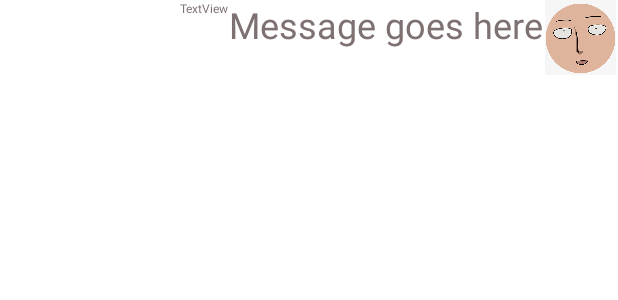
After one commit to Nutation-chn/MyAndroidLabs, an Android app: the layout receive_message.xml on its own in the app's theme, with its tools: preview values and no code run, on a phone screen of 412 x 824 dp. The commit adds this screen. Shown: the top 300 px of the screen. Run offline under Robolectric (Android 15) with nearby library versions, the phone set to English and light mode, and no system bars.

Commit message:
Finished Week 5

```diff
--- /dev/null
+++ b/app/src/main/res/layout/receive_message.xml
@@ -0,0 +1,34 @@
+<?xml version="1.0" encoding="utf-8"?>
+<androidx.constraintlayout.widget.ConstraintLayout xmlns:android="http://schemas.android.com/apk/res/android"
+    xmlns:app="http://schemas.android.com/apk/res-auto"
+    xmlns:tools="http://schemas.android.com/tools"
+    android:id="@+id/sent_message"
+    android:layout_width="match_parent"
+    android:layout_height="wrap_content">
+
+    <TextView
+        android:id="@+id/message"
+        android:layout_width="wrap_content"
+        android:layout_height="wrap_content"
+        android:text="Message goes here"
+        android:textSize="24sp"
+        app:layout_constraintEnd_toStartOf="@+id/imageView2"
+        app:layout_constraintTop_toTopOf="parent" />
+
+    <TextView
+        android:id="@+id/time"
+        android:layout_width="wrap_content"
+        android:layout_height="wrap_content"
+        android:text="TextView"
+        android:textSize="8sp"
+        app:layout_constraintEnd_toStartOf="@+id/message"
+        app:layout_constraintTop_toTopOf="parent" />
+
+    <ImageView
+        android:id="@+id/imageView2"
+        android:layout_width="50dp"
+        android:layout_height="50dp"
+        app:layout_constraintEnd_toEndOf="parent"
+        app:layout_constraintTop_toTopOf="parent"
+        app:srcCompat="@drawable/receive_image" />
+</androidx.constraintlayout.widget.ConstraintLayout>
--- a/build.gradle
+++ b/build.gradle
@@ -6,7 +6,6 @@ buildscript {
     }
     dependencies {
         classpath "com.android.tools.build:gradle:7.0.2"
-
         // NOTE: Do not place your application dependencies here; they belong
         // in the individual module build.gradle files
     }
```
Also changed, not shown: app/src/main/java/algonquin/cst2335/zhan0703/ChatRoom.java (+119 -12 lines), app/src/main/res/layout/chatlayout.xml (+6 -7 lines), app/src/main/res/layout/sent_message.xml (added, +34 -0 lines), app/src/main/res/drawable/receive_image.png (added), app/src/main/res/drawable/send_image.png (added).
